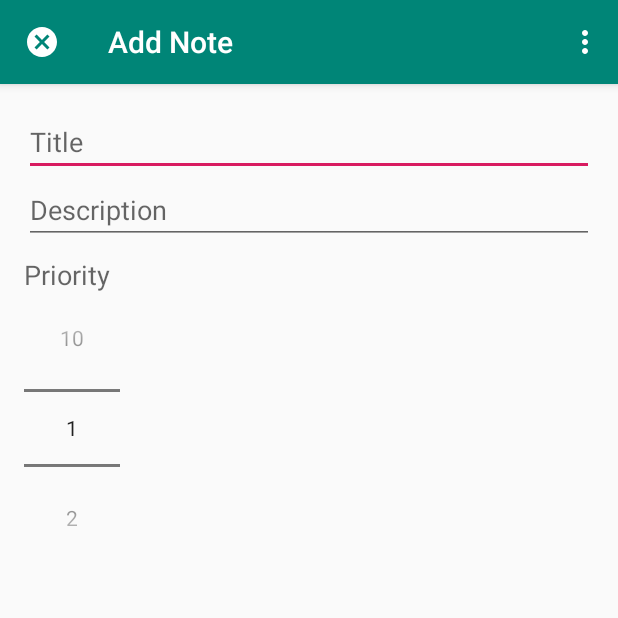
After one commit to themavencoder/notepad-mvvm, an Android app: the AddEditNoteActivity screen opened directly, with no data from a screen before it, on a phone screen of 412 x 824 dp, the top half of it. The commit adds this screen. Run offline under Robolectric (Android 15) with nearby library versions, the phone set to English and light mode, and no system bars.

Commit message:
Add note working

```diff
--- a/app/build.gradle
+++ b/app/build.gradle
@@ -43,5 +43,4 @@ dependencies {
     annotationProcessor "android.arch.persistence.room:compiler:$room_version"
 
 
-
 }
--- a/app/src/main/AndroidManifest.xml
+++ b/app/src/main/AndroidManifest.xml
@@ -16,6 +16,8 @@
                 <category android:name="android.intent.category.LAUNCHER" />
             </intent-filter>
         </activity>
+        <activity android:name=".AddEditNoteActivity"
+            android:parentActivityName=".MainActivity"></activity>
     </application>
 
 </manifest>
--- /dev/null
+++ b/app/src/main/java/com/aloine/notepadmvvm/AddEditNoteActivity.java
@@ -0,0 +1,75 @@
+package com.aloine.notepadmvvm;
+
+import android.content.Intent;
+import android.support.v7.app.AppCompatActivity;
+import android.os.Bundle;
+import android.view.Menu;
+import android.view.MenuInflater;
+import android.view.MenuItem;
+import android.widget.EditText;
+import android.widget.NumberPicker;
+import android.widget.Toast;
+
+public class AddEditNoteActivity extends AppCompatActivity {
+    public static final String EXTRA_TITLE = "com.aloine.notepadmvvm.EXTRA_TITLE";
+    public static final String EXTRA_DESCRIPTION = "com.aloine.notepadmvvm.EXTRA_DESSCRIPTION";
+    public static final String EXTRA_PRIORITY = "com.aloine.notepadmvvm.EXTRA-PRIORITY";
+
+    private EditText mEditTextTitle,mEditTextDescription;
+    private NumberPicker mNumberPicker;
+
+    @Override
+    protected void onCreate(Bundle savedInstanceState) {
+        super.onCreate(savedInstanceState);
+        setContentView(R.layout.activity_add_edit_note);
+        init();
+        getSupportActionBar().setHomeAsUpIndicator(R.drawable.ic_cancel);
+        setTitle("Add Note");
+    }
+
+    private void init() {
+        mEditTextTitle = findViewById(R.id.edit_text_title);
+        mEditTextDescription = findViewById(R.id.edit_text_description);
+        mNumberPicker = findViewById(R.id.number_picker_priority);
+        mNumberPicker.setMinValue(1);
+        mNumberPicker.setMaxValue(10);
+    }
+
+    @Override
+    public boolean onCreateOptionsMenu(Menu menu) {
+         new MenuInflater(this).inflate(R.menu.add_note_menu,menu);
+         return true;
+    }
+
+    @Override
+    public boolean onOptionsItemSelected(MenuItem item) {
+        switch (item.getItemId()) {
+            case R.id.save_note:
+                saveNote();
+                return true;
+            default:
+                return super.onOptionsItemSelected(item);
+
+        }
+
+    }
+
+    private void saveNote() {
+        String title = mEditTextTitle.getText().toString();
+        String description = mEditTextDescription.getText().toString();
+        int priority = mNumberPicker.getValue();
+
+        if (title.trim().isEmpty() || description.trim().isEmpty()) {
+            Toast.makeText(this, "Please insert values for those parameters", Toast.LENGTH_SHORT).show();
+            return;
+        }
+        Intent data = new Intent();
+        data.putExtra(EXTRA_TITLE,title);
+        data.putExtra(EXTRA_DESCRIPTION,description);
+        data.putExtra(EXTRA_PRIORITY,priority);
+
+        setResult(RESULT_OK,data);
+        finish();
+
+    }
+}
--- /dev/null
+++ b/app/src/main/res/drawable/ic_add.xml
@@ -0,0 +1,5 @@
+<vector android:height="24dp" android:tint="#FFFFFF"
+    android:viewportHeight="24.0" android:viewportWidth="24.0"
+    android:width="24dp" xmlns:android="http://schemas.android.com/apk/res/android">
+    <path android:fillColor="#FF000000" android:pathData="M19,13h-6v6h-2v-6H5v-2h6V5h2v6h6v2z"/>
+</vector>
--- /dev/null
+++ b/app/src/main/res/drawable/ic_cancel.xml
@@ -0,0 +1,5 @@
+<vector android:height="24dp" android:tint="#FFFFFF"
+    android:viewportHeight="24.0" android:viewportWidth="24.0"
+    android:width="24dp" xmlns:android="http://schemas.android.com/apk/res/android">
+    <path android:fillColor="#FF000000" android:pathData="M12,2C6.47,2 2,6.47 2,12s4.47,10 10,10 10,-4.47 10,-10S17.53,2 12,2zM17,15.59L15.59,17 12,13.41 8.41,17 7,15.59 10.59,12 7,8.41 8.41,7 12,10.59 15.59,7 17,8.41 13.41,12 17,15.59z"/>
+</vector>
--- /dev/null
+++ b/app/src/main/res/drawable/ic_save.xml
@@ -0,0 +1,5 @@
+<vector android:height="24dp" android:tint="#FFFFFF"
+    android:viewportHeight="24.0" android:viewportWidth="24.0"
+    android:width="24dp" xmlns:android="http://schemas.android.com/apk/res/android">
+    <path android:fillColor="#FF000000" android:pathData="M17,3L5,3c-1.11,0 -2,0.9 -2,2v14c0,1.1 0.89,2 2,2h14c1.1,0 2,-0.9 2,-2L21,7l-4,-4zM12,19c-1.66,0 -3,-1.34 -3,-3s1.34,-3 3,-3 3,1.34 3,3 -1.34,3 -3,3zM15,9L5,9L5,5h10v4z"/>
+</vector>
--- /dev/null
+++ b/app/src/main/res/layout/activity_add_edit_note.xml
@@ -0,0 +1,40 @@
+<?xml version="1.0" encoding="utf-8"?>
+<LinearLayout xmlns:android="http://schemas.android.com/apk/res/android"
+    xmlns:tools="http://schemas.android.com/tools"
+    android:layout_width="match_parent"
+    android:layout_height="match_parent"
+    android:orientation="vertical"
+    android:padding="16dp"
+    tools:context=".AddEditNoteActivity">
+
+    <EditText
+        android:id="@+id/edit_text_title"
+        android:layout_width="match_parent"
+        android:layout_height="wrap_content"
+        android:hint="Title"
+        android:inputType="text" />
+
+    <EditText
+        android:id="@+id/edit_text_description"
+        android:layout_width="match_parent"
+        android:layout_height="wrap_content"
+        android:hint="Description"
+        android:inputType="text" />
+
+    <TextView
+        android:layout_width="wrap_content"
+        android:layout_height="wrap_content"
+        android:layout_marginTop="8dp"
+        android:text="Priority"
+        android:textAppearance="@style/TextAppearance.AppCompat.Medium"
+        />
+    <NumberPicker
+        android:layout_width="wrap_content"
+        android:layout_height="wrap_content"
+        android:id="@+id/number_picker_priority"
+        />
+
+
+
+
+</LinearLayout>
--- /dev/null
+++ b/app/src/main/res/menu/add_note_menu.xml
@@ -0,0 +1,10 @@
+<?xml version="1.0" encoding="utf-8"?>
+<menu xmlns:android="http://schemas.android.com/apk/res/android"
+    xmlns:app="http://schemas.android.com/apk/res-auto">
+
+    <item
+        android:id="@+id/save_note"
+        android:icon="@drawable/ic_save"
+        android:title="Save"
+        app:showAsAction="ifRoom"/>
+</menu>
```
Also changed, not shown: app/src/main/java/com/aloine/notepadmvvm/MainActivity.java (+32 -0 lines), app/src/main/res/layout/activity_main.xml (+15 -2 lines).
